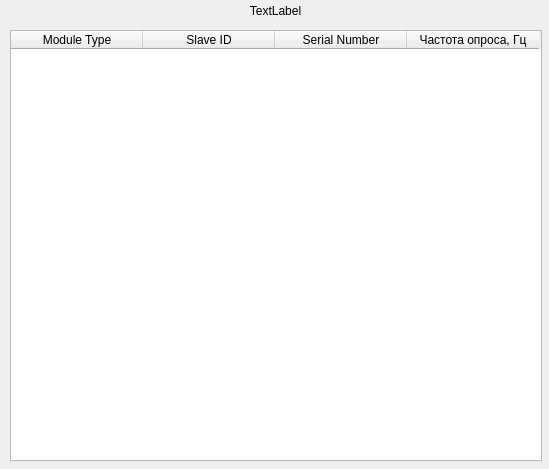
Above: tableforied.ui from morsmordre-btch/configurator before the change. Below: the same form after it.
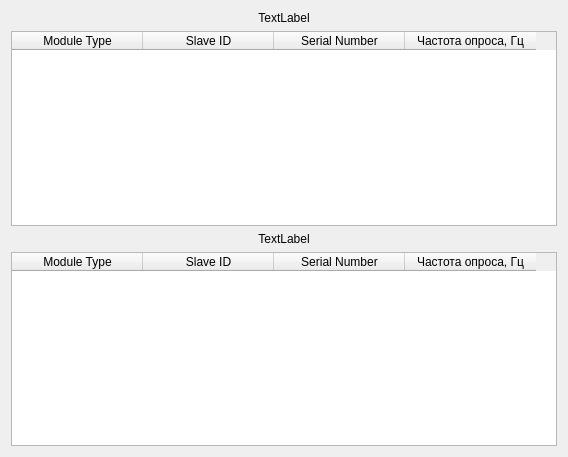
That is the form after the change.

Commit message: Окно таблицы контроллера зафиксировано по ширине, по высоте может растягиваться, в месте с ним будут растягиваться вложенные таблицы. С помощью компоновки самого базового слоя был привязан verticalLayout к границам окна. По ширине было задано константное значение. По высоте можно изменять размер окна.

What changed in the file:
```diff
--- a/tableforied.ui
+++ b/tableforied.ui
@@ -6,22 +6,33 @@
    <rect>
     <x>0</x>
     <y>0</y>
-    <width>549</width>
-    <height>469</height>
+    <width>568</width>
+    <height>457</height>
    </rect>
   </property>
+  <property name="minimumSize">
+   <size>
+    <width>568</width>
+    <height>0</height>
+   </size>
+  </property>
+  <property name="maximumSize">
+   <size>
+    <width>568</width>
+    <height>16777215</height>
+   </size>
+  </property>
   <property name="windowTitle">
    <string>Dialog</string>
   </property>
-  <widget class="QLabel" name="label">
-   <property name="geometry">
-    <rect>
-     <x>0</x>
-     <y>0</y>
-     <width>551</width>
-     <height>21</height>
-    </rect>
-   </property>
+  <layout class="QGridLayout" name="gridLayout">
+   <item row="0" column="0">
+    <layout class="QVBoxLayout" name="verticalLayout">
+     <property name="sizeConstraint">
+      <enum>QLayout::SetDefaultConstraint</enum>
+     </property>
+     <item>
+      <widget class="QLabel" name="labelSpi">
    <property name="text">
     <string>TextLabel</string>
    </property>
@@ -29,17 +40,48 @@
     <set>Qt::AlignCenter</set>
    </property>
   </widget>
-  <widget class="QTableWidget" name="tableWidget">
-   <property name="geometry">
-    <rect>
-     <x>10</x>
-     <y>30</y>
-     <width>532</width>
-     <height>431</height>
-    </rect>
-   </property>
+     </item>
+     <item>
+      <widget class="QTableWidget" name="tableWidgetSpi">
+       <attribute name="horizontalHeaderDefaultSectionSize">
+        <number>131</number>
+       </attribute>
+       <column>
+        <property name="text">
+         <string>Module Type</string>
+        </property>
+       </column>
+       <column>
+        <property name="text">
+         <string>Slave ID</string>
+        </property>
+       </column>
+       <column>
+        <property name="text">
+         <string>Serial Number</string>
+        </property>
+       </column>
+       <column>
+        <property name="text">
+         <string>Частота опроса, Гц</string>
+        </property>
+       </column>
+      </widget>
+     </item>
+     <item>
+      <widget class="QLabel" name="labelRs">
+       <property name="text">
+        <string>TextLabel</string>
+       </property>
+       <property name="alignment">
+        <set>Qt::AlignCenter</set>
+       </property>
+      </widget>
+     </item>
+     <item>
+      <widget class="QTableWidget" name="tableWidgetRs">
    <attribute name="horizontalHeaderDefaultSectionSize">
-    <number>132</number>
+        <number>131</number>
    </attribute>
    <column>
     <property name="text">
@@ -62,6 +104,10 @@
     </property>
    </column>
   </widget>
+     </item>
+    </layout>
+   </item>
+  </layout>
  </widget>
  <resources/>
  <connections/>
```
Lines whose indentation alone changed are shown as unchanged. The commit also changes 2 other files.
